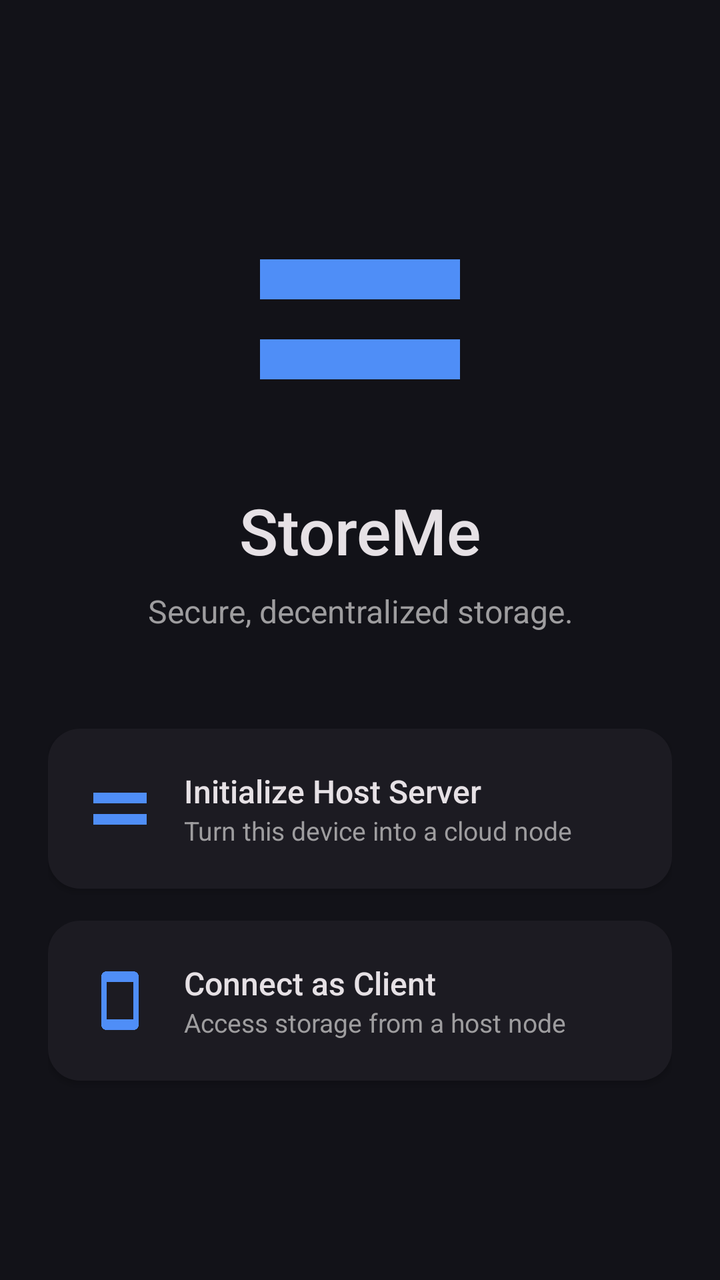
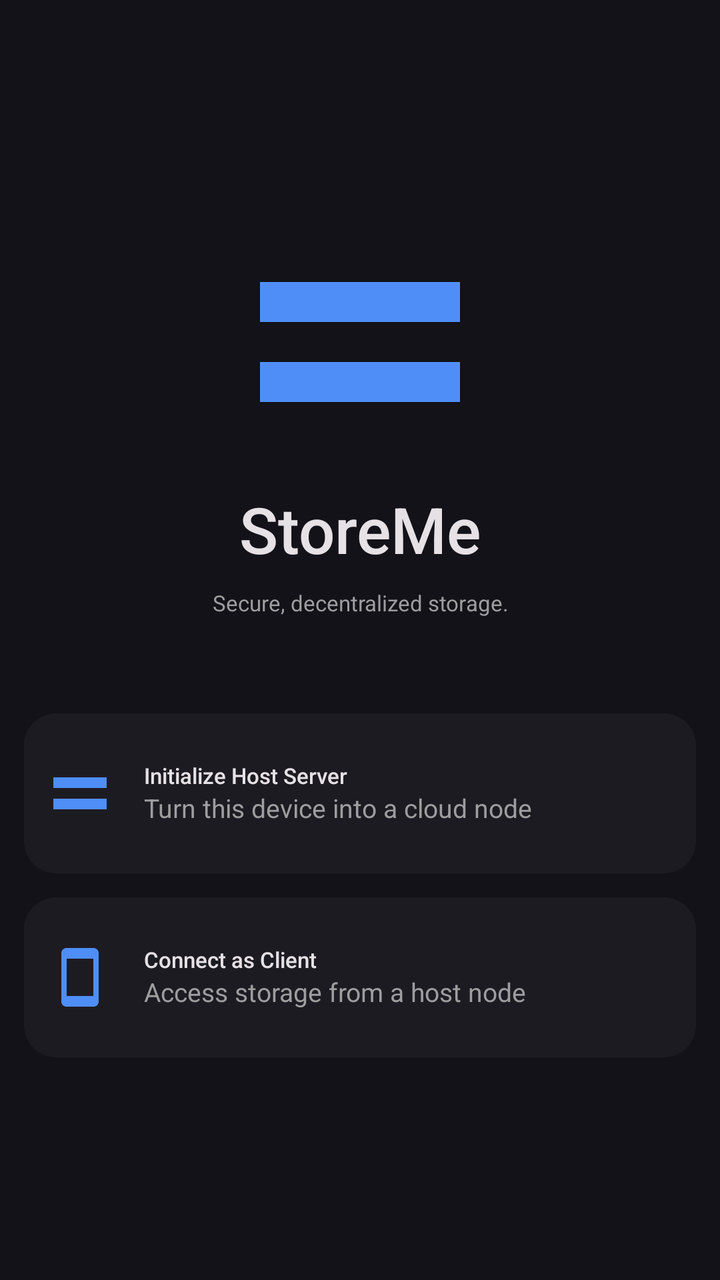

Compare the two renders of this Android layout. The source of the first and the diff that turns it into the second are given below.
<!-- AndroidManifest.xml: application theme Theme.StoreMeNative -->
<!-- res/layout/activity_landing.xml -->
<?xml version="1.0" encoding="utf-8"?>
<LinearLayout xmlns:android="http://schemas.android.com/apk/res/android"
    android:layout_width="match_parent"
    android:layout_height="match_parent"
    android:orientation="vertical"
    android:background="@color/md3_bg"
    android:padding="24dp"
    android:gravity="center">

    <ImageView
        android:layout_width="120dp"
        android:layout_height="120dp"
        android:src="@drawable/ic_server"
        android:tint="@color/md3_primary"
        android:layout_marginBottom="24dp"/>

    <TextView
        android:layout_width="wrap_content"
        android:layout_height="wrap_content"
        android:text="StoreMe"
        android:textSize="32sp"
        android:textColor="@color/md3_text_primary"
        android:fontFamily="sans-serif-medium"
        android:layout_marginBottom="8dp"/>

    <TextView
        android:layout_width="wrap_content"
        android:layout_height="wrap_content"
        android:text="Secure, decentralized storage."
        android:textSize="16sp"
        android:textColor="@color/md3_text_secondary"
        android:layout_marginBottom="48dp"
        android:gravity="center"/>

    <LinearLayout
        android:id="@+id/btnCreateServer"
        android:layout_width="match_parent"
        android:layout_height="80dp"
        android:background="@drawable/bg_md3_surface"
        android:orientation="horizontal"
        android:gravity="center_vertical"
        android:padding="20dp"
        android:clickable="true"
        android:focusable="true"
        android:layout_marginBottom="16dp"
        android:elevation="2dp">
        
        <ImageView
            android:layout_width="32dp"
            android:layout_height="32dp"
            android:src="@drawable/ic_server"
            android:tint="@color/md3_primary"/>
            
        <LinearLayout
            android:layout_width="0dp"
            android:layout_height="wrap_content"
            android:layout_weight="1"
            android:orientation="vertical"
            android:layout_marginStart="16dp">
            <TextView
                android:layout_width="wrap_content"
                android:layout_height="wrap_content"
                android:text="Initialize Host Server"
                android:textColor="@color/md3_text_primary"
                android:fontFamily="sans-serif-medium"
                android:textSize="16sp"/>
            <TextView
                android:layout_width="wrap_content"
                android:layout_height="wrap_content"
                android:text="Turn this device into a cloud node"
                android:textColor="@color/md3_text_secondary"
                android:textSize="13sp"/>
        </LinearLayout>
    </LinearLayout>

    <LinearLayout
        android:id="@+id/btnUseServer"
        android:layout_width="match_parent"
        android:layout_height="80dp"
        android:background="@drawable/bg_md3_surface"
        android:orientation="horizontal"
        android:gravity="center_vertical"
        android:padding="20dp"
        android:clickable="true"
        android:focusable="true"
        android:elevation="2dp">
        
        <ImageView
            android:layout_width="32dp"
            android:layout_height="32dp"
            android:src="@drawable/ic_device"
            android:tint="@color/md3_primary"/>
            
        <LinearLayout
            android:layout_width="0dp"
            android:layout_height="wrap_content"
            android:layout_weight="1"
            android:orientation="vertical"
            android:layout_marginStart="16dp">
            <TextView
                android:layout_width="wrap_content"
                android:layout_height="wrap_content"
                android:text="Connect as Client"
                android:textColor="@color/md3_text_primary"
                android:fontFamily="sans-serif-medium"
                android:textSize="16sp"/>
            <TextView
                android:layout_width="wrap_content"
                android:layout_height="wrap_content"
                android:text="Access storage from a host node"
                android:textColor="@color/md3_text_secondary"
                android:textSize="13sp"/>
        </LinearLayout>
    </LinearLayout>

</LinearLayout>
<!-- resources referenced by this layout -->
<resources>
  <color name="md3_bg">#121218</color>
  <color name="md3_primary">#4F8EF7</color>
  <color name="md3_text_primary">#E6E1E5</color>
  <color name="md3_text_secondary">#9E9D9F</color>
  <!-- drawable bg_md3_surface (drawable) -->
  <?xml version="1.0" encoding="utf-8"?>
  <shape xmlns:android="http://schemas.android.com/apk/res/android">
      <solid android:color="@color/md3_surface"/>
      <corners android:radius="16dp"/>
  </shape>
  <!-- drawable ic_device (drawable) -->
  <vector xmlns:android="http://schemas.android.com/apk/res/android" android:width="24dp" android:height="24dp" android:viewportWidth="24" android:viewportHeight="24" android:tint="#64748B">
      <path android:fillColor="#FF000000" android:pathData="M17,1.01L7,1c-1.1,0 -2,0.9 -2,2v18c0,1.1 0.9,2 2,2h10c1.1,0 2,-0.9 2,-2V3c0,-1.1 -0.9,-1.99 -2,-1.99zM17,19H7V5h10v14z"/>
  </vector>
  <!-- drawable ic_server (drawable) -->
  <?xml version="1.0" encoding="utf-8"?>
  <vector xmlns:android="http://schemas.android.com/apk/res/android"
      android:width="24dp"
      android:height="24dp"
      android:viewportWidth="24"
      android:viewportHeight="24">
      <path
          android:fillColor="@color/accent_blue"
          android:pathData="M2,6 H22 V10 H2 Z M2,14 H22 V18 H2 Z M6,8 A1,1 0 1,1 6,7.99 M6,16 A1,1 0 1,1 6,15.99"/>
  </vector>
  <style name="Theme.StoreMeNative" parent="Theme.MaterialComponents.DayNight.NoActionBar">
          <item name="android:windowBackground">@color/md3_bg</item>
          <item name="android:statusBarColor">@color/md3_bg</item>
          <item name="android:windowLightStatusBar">false</item>
          <item name="colorPrimary">@color/md3_primary</item>
          <item name="colorAccent">@color/md3_primary</item>
          
          
          <item name="colorControlHighlight">#33FFFFFF</item>
      </style>
  <color name="md3_surface">#1C1B22</color>
  <color name="accent_blue">@color/md3_primary</color>
</resources>

<!-- the commit's change to res/layout/activity_landing.xml (unified diff, before → after) -->
@@ -1,18 +1,18 @@
 <?xml version="1.0" encoding="utf-8"?>
 <LinearLayout xmlns:android="http://schemas.android.com/apk/res/android"
-    android:layout_width="match_parent"
-    android:layout_height="match_parent"
-    android:orientation="vertical"
-    android:background="@color/md3_bg"
-    android:padding="24dp"
-    android:gravity="center">
+        android:layout_width="match_parent"
+        android:layout_height="match_parent"
+        android:orientation="vertical"
+        android:background="@color/md3_bg"
+        android:padding="12dp"
+        android:gravity="center">
 
     <ImageView
         android:layout_width="120dp"
         android:layout_height="120dp"
         android:src="@drawable/ic_server"
         android:tint="@color/md3_primary"
-        android:layout_marginBottom="24dp"/>
+        android:layout_marginBottom="12dp"/>
 
     <TextView
         android:layout_width="wrap_content"
@@ -27,7 +27,7 @@
         android:layout_width="wrap_content"
         android:layout_height="wrap_content"
         android:text="Secure, decentralized storage."
-        android:textSize="16sp"
+        android:textSize="11sp"
         android:textColor="@color/md3_text_secondary"
         android:layout_marginBottom="48dp"
         android:gravity="center"/>
@@ -39,37 +39,37 @@
         android:background="@drawable/bg_md3_surface"
         android:orientation="horizontal"
         android:gravity="center_vertical"
-        android:padding="20dp"
+        android:padding="12dp"
         android:clickable="true"
         android:focusable="true"
-        android:layout_marginBottom="16dp"
-        android:elevation="2dp">
+        android:layout_marginBottom="12dp"
+        android:elevation="0dp">
         
         <ImageView
-            android:layout_width="32dp"
-            android:layout_height="32dp"
-            android:src="@drawable/ic_server"
-            android:tint="@color/md3_primary"/>
+        android:layout_width="32dp"
+        android:layout_height="32dp"
+        android:src="@drawable/ic_server"
+        android:tint="@color/md3_primary"/>
             
         <LinearLayout
-            android:layout_width="0dp"
-            android:layout_height="wrap_content"
-            android:layout_weight="1"
-            android:orientation="vertical"
-            android:layout_marginStart="16dp">
+        android:layout_width="0dp"
+        android:layout_height="wrap_content"
+        android:layout_weight="1"
+        android:orientation="vertical"
+        android:layout_marginStart="16dp">
             <TextView
-                android:layout_width="wrap_content"
-                android:layout_height="wrap_content"
-                android:text="Initialize Host Server"
-                android:textColor="@color/md3_text_primary"
-                android:fontFamily="sans-serif-medium"
-                android:textSize="16sp"/>
+        android:layout_width="wrap_content"
+        android:layout_height="wrap_content"
+        android:text="Initialize Host Server"
+        android:textColor="@color/md3_text_primary"
+        android:fontFamily="sans-serif-medium"
+        android:textSize="11sp"/>
             <TextView
-                android:layout_width="wrap_content"
-                android:layout_height="wrap_content"
-                android:text="Turn this device into a cloud node"
-                android:textColor="@color/md3_text_secondary"
-                android:textSize="13sp"/>
+        android:layout_width="wrap_content"
+        android:layout_height="wrap_content"
+        android:text="Turn this device into a cloud node"
+        android:textColor="@color/md3_text_secondary"
+        android:textSize="13sp"/>
         </LinearLayout>
     </LinearLayout>
 
@@ -80,36 +80,36 @@
         android:background="@drawable/bg_md3_surface"
         android:orientation="horizontal"
         android:gravity="center_vertical"
-        android:padding="20dp"
+        android:padding="12dp"
         android:clickable="true"
         android:focusable="true"
-        android:elevation="2dp">
+        android:elevation="0dp">
         
         <ImageView
-            android:layout_width="32dp"
-            android:layout_height="32dp"
-            android:src="@drawable/ic_device"
-            android:tint="@color/md3_primary"/>
+        android:layout_width="32dp"
+        android:layout_height="32dp"
+        android:src="@drawable/ic_device"
+        android:tint="@color/md3_primary"/>
             
         <LinearLayout
-            android:layout_width="0dp"
-            android:layout_height="wrap_content"
-            android:layout_weight="1"
-            android:orientation="vertical"
-            android:layout_marginStart="16dp">
+        android:layout_width="0dp"
+        android:layout_height="wrap_content"
+        android:layout_weight="1"
+        android:orientation="vertical"
+        android:layout_marginStart="16dp">
             <TextView
-                android:layout_width="wrap_content"
-                android:layout_height="wrap_content"
-                android:text="Connect as Client"
-                android:textColor="@color/md3_text_primary"
-                android:fontFamily="sans-serif-medium"
-                android:textSize="16sp"/>
+        android:layout_width="wrap_content"
+        android:layout_height="wrap_content"
+        android:text="Connect as Client"
+        android:textColor="@color/md3_text_primary"
+        android:fontFamily="sans-serif-medium"
+        android:textSize="11sp"/>
             <TextView
-                android:layout_width="wrap_content"
-                android:layout_height="wrap_content"
-                android:text="Access storage from a host node"
-                android:textColor="@color/md3_text_secondary"
-                android:textSize="13sp"/>
+        android:layout_width="wrap_content"
+        android:layout_height="wrap_content"
+        android:text="Access storage from a host node"
+        android:textColor="@color/md3_text_secondary"
+        android:textSize="13sp"/>
         </LinearLayout>
     </LinearLayout>
 
